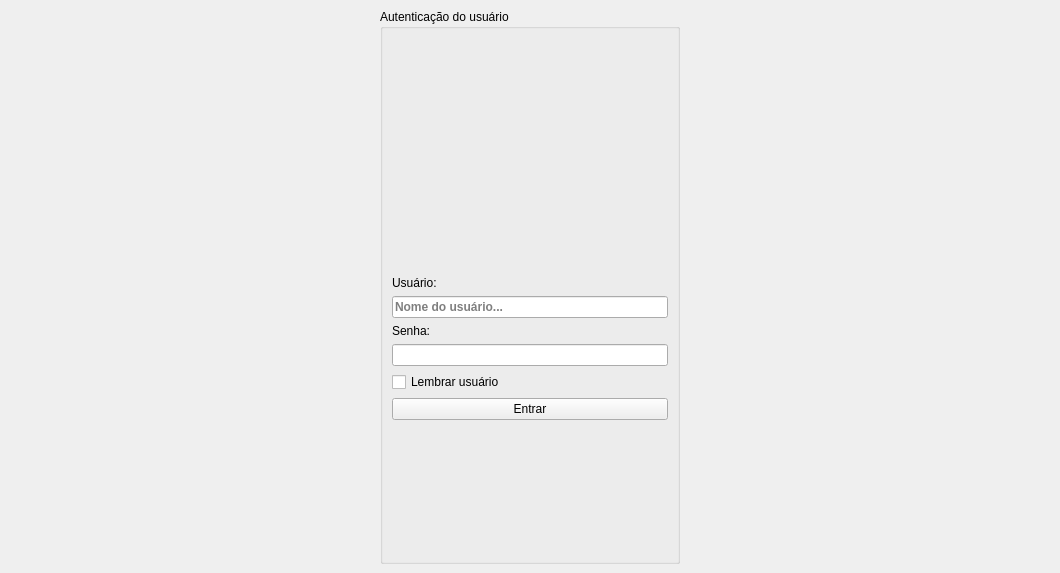
Before: the Qt Designer form login.ui in fallomermo/SeverinoToolKit, drawn with Qt 5.
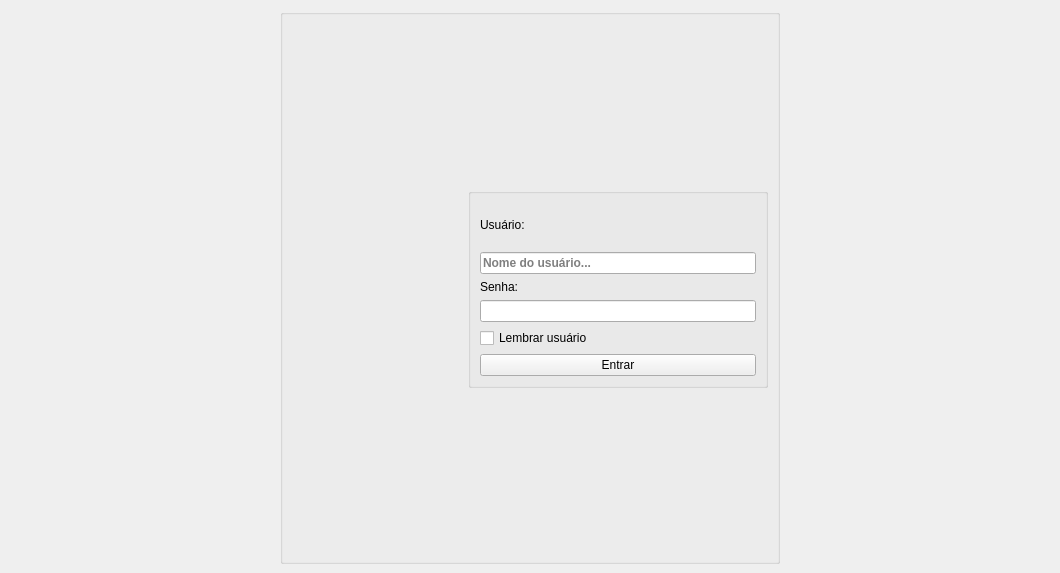
After: the same form once the commit is applied. Icons and pictures are not drawn.

What changed in the file:
```diff
--- a/login.ui
+++ b/login.ui
@@ -17,6 +17,1292 @@
    <iconset resource="thema.qrc">
     <normaloff>:/images/iconeSeverino.png</normaloff>:/images/iconeSeverino.png</iconset>
   </property>
+  <property name="styleSheet">
+   <string notr="true">/*
+ * Copyright (c) &lt;2017-2017&gt; &lt;Fábio Reis&gt;
+ *
+ * Permission is hereby granted, free of charge, to any person obtaining a copy
+ * of this software and associated documentation files (the &quot;Software&quot;), to deal
+ * in the Software without restriction, including without limitation the rights
+ * to use, copy, modify, merge, publish, distribute, sublicense, and/or sell
+ * copies of the Software, and to permit persons to whom the Software is
+ * furnished to do so, subject to the following conditions:
+
+ * The above copyright notice and this permission notice shall be included in
+ * all copies or substantial portions of the Software.
+
+ * THE SOFTWARE IS PROVIDED &quot;AS IS&quot;, WITHOUT WARRANTY OF ANY KIND, EXPRESS OR
+ * IMPLIED, INCLUDING BUT NOT LIMITED TO THE WARRANTIES OF MERCHANTABILITY,
+ * FITNESS FOR A PARTICULAR PURPOSE AND NONINFRINGEMENT. IN NO EVENT SHALL THE
+ * AUTHORS OR COPYRIGHT HOLDERS BE LIABLE FOR ANY CLAIM, DAMAGES OR OTHER
+ * LIABILITY, WHETHER IN AN ACTION OF CONTRACT, TORT OR OTHERWISE, ARISING FROM,
+ * OUT OF OR IN CONNECTION WITH THE SOFTWARE OR THE USE OR OTHER DEALINGS IN
+ * THE SOFTWARE. 
+ */
+
+#widgetPrincipal
+{
+    background-image: url(:/images/backgroundLogin.jpg);
+}
+
+#framePanel
+{
+    background-image: url(:/images/backgroundPanel.jpg);
+}
+
+#groupBox_LoginPanel
+{
+    background: transparent;
+}
+
+QToolTip
+{
+    border: 1px solid #76797C;
+    background-color: rgb(90, 102, 117);
+    color: white;
+    padding: 5px;
+    opacity: 200;
+}
+
+QWidget
+{
+    color: #eff0f1;
+    background-color: #31363b;
+    selection-background-color:#3daee9;
+    selection-color: #eff0f1;
+    background-clip: border;
+    border-image: none;
+    border: 0px transparent black;
+    outline: 0;
+}
+
+QWidget:item:hover
+{
+    background-color: #18465d;
+    color: #eff0f1;
+}
+
+QWidget:item:selected
+{
+    background-color: #18465d;
+}
+
+QCheckBox
+{
+    spacing: 5px;
+    outline: none;
+    color: #eff0f1;
+    margin-bottom: 2px;
+}
+
+QCheckBox:disabled
+{
+    color: #76797C;
+}
+
+QCheckBox::indicator,
+QGroupBox::indicator
+{
+    width: 18px;
+    height: 18px;
+}
+QGroupBox::indicator
+{
+    margin-left: 2px;
+}
+
+QCheckBox::indicator:unchecked
+{
+    image: url(:/images/checkbox_unchecked.png);
+}
+
+QCheckBox::indicator:unchecked:hover,
+QCheckBox::indicator:unchecked:focus,
+QCheckBox::indicator:unchecked:pressed,
+QGroupBox::indicator:unchecked:hover,
+QGroupBox::indicator:unchecked:focus,
+QGroupBox::indicator:unchecked:pressed
+{
+  border: none;
+    image: url(:/images/checkbox_unchecked_focus.png);
+}
+
+QCheckBox::indicator:checked
+{
+    image: url(:/images/checkbox_checked.png);
+}
+
+QCheckBox::indicator:checked:hover,
+QCheckBox::indicator:checked:focus,
+QCheckBox::indicator:checked:pressed,
+QGroupBox::indicator:checked:hover,
+QGroupBox::indicator:checked:focus,
+QGroupBox::indicator:checked:pressed
+{
+    border: none;
+    image: url(:/images/checkbox_checked_focus.png);
+}
+
+
+QCheckBox::indicator:indeterminate
+{
+    image: url(:/images/checkbox_indeterminate.png);
+}
+
+QCheckBox::indicator:indeterminate:focus,
+QCheckBox::indicator:indeterminate:hover,
+QCheckBox::indicator:indeterminate:pressed
+{
+    image: url(:/images/checkbox_indeterminate_focus.png);
+}
+
+QCheckBox::indicator:checked:disabled,
+QGroupBox::indicator:checked:disabled
+{
+    image: url(:/images/checkbox_checked_disabled.png);
+}
+
+QCheckBox::indicator:unchecked:disabled,
+QGroupBox::indicator:unchecked:disabled
+{
+    image: url(:/images/checkbox_unchecked_disabled.png);
+}
+
+QRadioButton
+{
+    spacing: 5px;
+    outline: none;
+    color: #eff0f1;
+    margin-bottom: 2px;
+}
+
+QRadioButton:disabled
+{
+    color: #76797C;
+}
+QRadioButton::indicator
+{
+    width: 21px;
+    height: 21px;
+}
+
+QRadioButton::indicator:unchecked
+{
+    image: url(:/images/radio_unchecked.png);
+}
+
+
+QRadioButton::indicator:unchecked:hover,
+QRadioButton::indicator:unchecked:focus,
+QRadioButton::indicator:unchecked:pressed
+{
+    border: none;
+    outline: none;
+    image: url(:/images/radio_unchecked_focus.png);
+}
+
+QRadioButton::indicator:checked
+{
+    border: none;
+    outline: none;
+    image: url(:/images/radio_checked.png);
+}
+
+QRadioButton::indicator:checked:hover,
+QRadioButton::indicator:checked:focus,
+QRadioButton::indicator:checked:pressed
+{
+    border: none;
+    outline: none;
+    image: url(:/images/radio_checked_focus.png);
+}
+
+QRadioButton::indicator:checked:disabled
+{
+    outline: none;
+    image: url(:/images/radio_checked_disabled.png);
+}
+
+QRadioButton::indicator:unchecked:disabled
+{
+    image: url(:/images/radio_unchecked_disabled.png);
+}
+
+
+QMenuBar
+{
+    background-color: #31363b;
+    color: #eff0f1;
+}
+
+QMenuBar::item
+{
+    background: transparent;
+}
+
+QMenuBar::item:selected
+{
+    background: transparent;
+    border: 1px solid #76797C;
+}
+
+QMenuBar::item:pressed
+{
+    border: 1px solid #76797C;
+    background-color: #3daee9;
+    color: #eff0f1;
+    margin-bottom:-1px;
+    padding-bottom:1px;
+}
+
+QMenu
+{
+    border: 1px solid #76797C;
+    color: #eff0f1;
+    margin: 2px;
+}
+
+QMenu::icon
+{
+    margin: 5px;
+}
+
+QMenu::item
+{
+    padding: 5px 30px 5px 30px;
+    margin-left: 5px;
+    border: 1px solid transparent; /* reserve space for selection border */
+}
+
+QMenu::item:selected
+{
+    color: #eff0f1;
+}
+
+QMenu::separator {
+    height: 2px;
+    background: lightblue;
+    margin-left: 10px;
+    margin-right: 5px;
+}
+
+QMenu::indicator {
+    width: 18px;
+    height: 18px;
+}
+
+/* non-exclusive indicator = check box style indicator
+   (see QActionGroup::setExclusive) */
+QMenu::indicator:non-exclusive:unchecked {
+    image: url(:/images/checkbox_unchecked.png);
+}
+
+QMenu::indicator:non-exclusive:unchecked:selected {
+    image: url(:/images/checkbox_unchecked_disabled.png);
+}
+
+QMenu::indicator:non-exclusive:checked {
+    image: url(:/images/checkbox_checked.png);
+}
+
+QMenu::indicator:non-exclusive:checked:selected {
+    image: url(:/images/checkbox_checked_disabled.png);
+}
+
+/* exclusive indicator = radio button style indicator (see QActionGroup::setExclusive) */
+QMenu::indicator:exclusive:unchecked {
+    image: url(:/images/radio_unchecked.png);
+}
+
+QMenu::indicator:exclusive:unchecked:selected {
+    image: url(:/images/radio_unchecked_disabled.png);
+}
+
+QMenu::indicator:exclusive:checked {
+    image: url(:/images/radio_checked.png);
+}
+
+QMenu::indicator:exclusive:checked:selected {
+    image: url(:/images/radio_checked_disabled.png);
+}
+
+QMenu::right-arrow {
+    margin: 5px;
+    image: url(:/images/right_arrow.png)
+}
+
+
+QWidget:disabled
+{
+    color: #454545;
+    background-color: #31363b;
+}
+
+QAbstractItemView
+{
+    alternate-background-color: #31363b;
+    color: #eff0f1;
+    border: 1px solid 3A3939;
+    border-radius: 2px;
+}
+
+QWidget:focus, QMenuBar:focus
+{
+    border: 1px solid #3daee9;
+}
+
+QTabWidget:focus, QCheckBox:focus, QRadioButton:focus, QSlider:focus
+{
+    border: none;
+}
+
+QLineEdit
+{
+    background-color: #232629;
+    padding: 5px;
+    border-style: solid;
+    border: 1px solid #76797C;
+    border-radius: 2px;
+    color: #eff0f1;
+}
+
+QAbstractItemView QLineEdit
+{
+    padding: 0;
+}
+
+QGroupBox {
+    border:1px solid #76797C;
+    border-radius: 2px;
+    margin-top: 20px;
+}
+
+QGroupBox::title {
+    subcontrol-origin: margin;
+    subcontrol-position: top center;
+    padding-left: 10px;
+    padding-right: 10px;
+    padding-top: 10px;
+}
+
+QAbstractScrollArea
+{
+    border-radius: 2px;
+    border: 1px solid #76797C;
+    background-color: transparent;
+}
+
+QScrollBar:horizontal
+{
+    height: 15px;
+    margin: 3px 15px 3px 15px;
+    border: 1px transparent #2A2929;
+    border-radius: 4px;
+    background-color: #2A2929;
+}
+
+QScrollBar::handle:horizontal
+{
+    background-color: #605F5F;
+    min-width: 5px;
+    border-radius: 4px;
+}
+
+QScrollBar::add-line:horizontal
+{
+    margin: 0px 3px 0px 3px;
+    border-image: url(:/images/right_arrow_disabled.png);
+    width: 10px;
+    height: 10px;
+    subcontrol-position: right;
+    subcontrol-origin: margin;
+}
+
+QScrollBar::sub-line:horizontal
+{
+    margin: 0px 3px 0px 3px;
+    border-image: url(:/images/left_arrow_disabled.png);
+    height: 10px;
+    width: 10px;
+    subcontrol-position: left;
+    subcontrol-origin: margin;
+}
+
+QScrollBar::add-line:horizontal:hover,QScrollBar::add-line:horizontal:on
+{
+    border-image: url(:/images/right_arrow.png);
+    height: 10px;
+    width: 10px;
+    subcontrol-position: right;
+    subcontrol-origin: margin;
+}
+
+
+QScrollBar::sub-line:horizontal:hover, QScrollBar::sub-line:horizontal:on
+{
+    border-image: url(:/images/left_arrow.png);
+    height: 10px;
+    width: 10px;
+    subcontrol-position: left;
+    subcontrol-origin: margin;
+}
+
+QScrollBar::up-arrow:horizontal, QScrollBar::down-arrow:horizontal
+{
+    background: none;
+}
+
+
+QScrollBar::add-page:horizontal, QScrollBar::sub-page:horizontal
+{
+    background: none;
+}
+
+QScrollBar:vertical
+{
+    background-color: #2A2929;
+    width: 15px;
+    margin: 15px 3px 15px 3px;
+    border: 1px transparent #2A2929;
+    border-radius: 4px;
+}
+
+QScrollBar::handle:vertical
+{
+    background-color: #605F5F;
+    min-height: 5px;
+    border-radius: 4px;
+}
+
+QScrollBar::sub-line:vertical
+{
+    margin: 3px 0px 3px 0px;
+    border-image: url(:/images/up_arrow_disabled.png);
+    height: 10px;
+    width: 10px;
+    subcontrol-position: top;
+    subcontrol-origin: margin;
+}
+
+QScrollBar::add-line:vertical
+{
+    margin: 3px 0px 3px 0px;
+    border-image: url(:/images/down_arrow_disabled.png);
+    height: 10px;
+    width: 10px;
+    subcontrol-position: bottom;
+    subcontrol-origin: margin;
+}
+
+QScrollBar::sub-line:vertical:hover,QScrollBar::sub-line:vertical:on
+{
+
+    border-image: url(:/images/up_arrow.png);
+    height: 10px;
+    width: 10px;
+    subcontrol-position: top;
+    subcontrol-origin: margin;
+}
+
+
+QScrollBar::add-line:vertical:hover, QScrollBar::add-line:vertical:on
+{
+    border-image: url(:/images/down_arrow.png);
+    height: 10px;
+    width: 10px;
+    subcontrol-position: bottom;
+    subcontrol-origin: margin;
+}
+
+QScrollBar::up-arrow:vertical, QScrollBar::down-arrow:vertical
+{
+    background: none;
+}
+
+
+QScrollBar::add-page:vertical, QScrollBar::sub-page:vertical
+{
+    background: none;
+}
+
+QTextEdit
+{
+    background-color: #232629;
+    color: #eff0f1;
+    border: 1px solid #76797C;
+}
+
+QPlainTextEdit
+{
+    background-color: #232629;
+    color: #eff0f1;
+    border-radius: 2px;
+    border: 1px solid #76797C;
+}
+
+QHeaderView::section
+{
+    background-color: #76797C;
+    color: #eff0f1;
+    padding: 5px;
+    border: 1px solid #76797C;
+}
+
+QSizeGrip {
+    image: url(:/images/sizegrip.png);
+    width: 12px;
+    height: 12px;
+}
+
+
+QMainWindow::separator
+{
+    background-color: #31363b;
+    color: white;
+    padding-left: 4px;
+    spacing: 2px;
+    border: 1px dashed #76797C;
+}
+
+QMainWindow::separator:hover
+{
+
+    background-color: #787876;
+    color: white;
+    padding-left: 4px;
+    border: 1px solid #76797C;
+    spacing: 2px;
+}
+
+
+QMenu::separator
+{
+    height: 1px;
+    background-color: #76797C;
+    color: white;
+    padding-left: 4px;
+    margin-left: 10px;
+    margin-right: 5px;
+}
+
+
+QFrame
+{
+    border-radius: 2px;
+    border: 1px solid #76797C;
+}
+
+QFrame[frameShape=&quot;0&quot;]
+{
+    border-radius: 2px;
+    border: 1px transparent #76797C;
+}
+
+QStackedWidget
+{
+    border: 1px transparent black;
+}
+
+QToolBar {
+    border: 1px transparent #393838;
+    background: 1px solid #31363b;
+    font-weight: bold;
+}
+
+QToolBar::handle:horizontal {
+    image: url(:/images/Hmovetoolbar.png);
+}
+QToolBar::handle:vertical {
+    image: url(:/images/Vmovetoolbar.png);
+}
+QToolBar::separator:horizontal {
+    image: url(:/images/Hsepartoolbar.png);
+}
+QToolBar::separator:vertical {
+    image: url(:/images/Vsepartoolbar.png);
+}
+QToolButton#qt_toolbar_ext_button {
+    background: #58595a
+}
+
+QPushButton
+{
+    color: #eff0f1;
+    min-width: 100;
+    background-color: #31363b;
+    border-width: 1px;
+    border-color: #76797C;
+    border-style: solid;
+    padding: 5px;
+    border-radius: 2px;
+    outline: none;
+}
+
+QPushButton:disabled
+{
+    background-color: #31363b;
+    border-width: 1px;
+    border-color: #454545;
+    border-style: solid;
+    padding-top: 5px;
+    padding-bottom: 5px;
+    padding-left: 10px;
+    padding-right: 10px;
+    border-radius: 2px;
+    color: #454545;
+}
+
+QPushButton:focus {
+    background-color: #3daee9;
+    color: white;
+}
+
+QPushButton:pressed
+{
+    background-color: #3daee9;
+    padding-top: -15px;
+    padding-bottom: -17px;
+}
+
+QComboBox
+{
+    selection-background-color: #3daee9;
+    border-style: solid;
+    border: 1px solid #76797C;
+    border-radius: 2px;
+    padding: 5px;
+    min-width: 75px;
+}
+
+QPushButton:checked{
+    background-color: #76797C;
+    border-color: #6A6969;
+}
+
+QComboBox:hover,QPushButton:hover,QAbstractSpinBox:hover,QLineEdit:hover,QTextEdit:hover,QPlainTextEdit:hover,QAbstractView:hover,QTreeView:hover
+{
+    border: 1px solid #3daee9;
+    color: #eff0f1;
+}
+
+QComboBox:on
+{
+    padding-top: 3px;
+    padding-left: 4px;
+    selection-background-color: #4a4a4a;
+}
+
+QComboBox QAbstractItemView
+{
+    background-color: #232629;
+    border-radius: 2px;
+    border: 1px solid #76797C;
+    selection-background-color: #18465d;
+}
+
+QComboBox::drop-down
+{
+    subcontrol-origin: padding;
+    subcontrol-position: top right;
+    width: 15px;
+
+    border-left-width: 0px;
+    border-left-color: darkgray;
+    border-left-style: solid;
+    border-top-right-radius: 3px;
+    border-bottom-right-radius: 3px;
+}
+
+QComboBox::down-arrow
+{
+    image: url(:/images/down_arrow_disabled.png);
+}
+
+QComboBox::down-arrow:on, QComboBox::down-arrow:hover,
+QComboBox::down-arrow:focus
+{
+    image: url(:/images/down_arrow.png);
+}
+
+QAbstractSpinBox {
+    padding: 5px;
+    border: 1px solid #76797C;
+    background-color: #232629;
+    color: #eff0f1;
+    border-radius: 2px;
+    min-width: 75px;
+}
+
+QAbstractSpinBox:up-button
+{
+    background-color: transparent;
+    subcontrol-origin: border;
+    subcontrol-position: center right;
+}
+
+QAbstractSpinBox:down-button
+{
+    background-color: transparent;
+    subcontrol-origin: border;
+    subcontrol-position: center left;
+}
+
+QAbstractSpinBox::up-arrow,QAbstractSpinBox::up-arrow:disabled,QAbstractSpinBox::up-arrow:off {
+    image: url(:/images/up_arrow_disabled.png);
+    width: 10px;
+    height: 10px;
+}
+QAbstractSpinBox::up-arrow:hover
+{
+    image: url(:/images/up_arrow.png);
+}
+
+
+QAbstractSpinBox::down-arrow,QAbstractSpinBox::down-arrow:disabled,QAbstractSpinBox::down-arrow:off
+{
+    image: url(:/images/down_arrow_disabled.png);
+    width: 10px;
+    height: 10px;
+}
+QAbstractSpinBox::down-arrow:hover
+{
+    image: url(:/images/down_arrow.png);
+}
+
+
+QLabel
+{
+    border: 0px solid black;
+}
+
+QTabWidget{
+    border: 0px transparent black;
+}
+
+QTabWidget::pane {
+    border: 1px solid #76797C;
+    padding: 5px;
+    margin: 0px;
+}
+
+QTabWidget::tab-bar {
+    left: 5px; /* move to the right by 5px */
+}
+
+QTabBar
+{
+    qproperty-drawBase: 0;
+    border-radius: 3px;
+}
+
+QTabBar:focus
+{
+    border: 0px transparent black;
+}
+
+QTabBar::close-button  {
+    image: url(:/images/close.png);
+    background: transparent;
+}
+
+QTabBar::close-button:hover
+{
+    image: url(:/images/close-hover.png);
+    background: transparent;
+}
+
+QTabBar::close-button:pressed {
+    image: url(:/images/close-pressed.png);
+    background: transparent;
+}
+
+/* TOP TABS */
+QTabBar::tab:top {
+    color: #eff0f1;
+    border: 1px solid #76797C;
+    border-bottom: 1px transparent black;
+    background-color: #31363b;
+    padding: 5px;
+    min-width: 50px;
+    border-top-left-radius: 2px;
+    border-top-right-radius: 2px;
+}
+
+QTabBar::tab:top:!selected
+{
+    color: #eff0f1;
+    background-color: #54575B;
+    border: 1px solid #76797C;
+    border-bottom: 1px transparent black;
+    border-top-left-radius: 2px;
+    border-top-right-radius: 2px;    
+}
+
+QTabBar::tab:top:!selected:hover {
+    background-color: #3daee9;
+}
+
+/* BOTTOM TABS */
+QTabBar::tab:bottom {
+    color: #eff0f1;
+    border: 1px solid #76797C;
+    border-top: 1px transparent black;
+    background-color: #31363b;
+    padding: 5px;
+    border-bottom-left-radius: 2px;
+    border-bottom-right-radius: 2px;
+    min-width: 50px;
+}
+
+QTabBar::tab:bottom:!selected
+{
+    color: #eff0f1;
+    background-color: #54575B;
+    border: 1px solid #76797C;
+    border-top: 1px transparent black;
+    border-bottom-left-radius: 2px;
+    border-bottom-right-radius: 2px;
+}
+
+QTabBar::tab:bottom:!selected:hover {
+    background-color: #3daee9;
+}
+
+/* LEFT TABS */
+QTabBar::tab:left {
+    color: #eff0f1;
+    border: 1px solid #76797C;
+    border-left: 1px transparent black;
+    background-color: #31363b;
+    padding: 5px;
+    border-top-right-radius: 2px;
+    border-bottom-right-radius: 2px;
+    min-height: 50px;
+}
+
+QTabBar::tab:left:!selected
+{
+    color: #eff0f1;
+    background-color: #54575B;
+    border: 1px solid #76797C;
+    border-left: 1px transparent black;
+    border-top-right-radius: 2px;
+    border-bottom-right-radius: 2px;
+}
+
+QTabBar::tab:left:!selected:hover {
+    background-color: #3daee9;
+}
+
+
+/* RIGHT TABS */
+QTabBar::tab:right {
+    color: #eff0f1;
+    border: 1px solid #76797C;
+    border-right: 1px transparent black;
+    background-color: #31363b;
+    padding: 5px;
+    border-top-left-radius: 2px;
+    border-bottom-left-radius: 2px;
+    min-height: 50px;
+}
+
+QTabBar::tab:right:!selected
+{
+    color: #eff0f1;
+    background-color: #54575B;
+    border: 1px solid #76797C;
+    border-right: 1px transparent black;
+    border-top-left-radius: 2px;
+    border-bottom-left-radius: 2px;
+}
+
+QTabBar::tab:right:!selected:hover {
+    background-color: #3daee9;
+}
+
+QTabBar QToolButton::right-arrow:enabled {
+     image: url(:/images/right_arrow.png);
+ }
+
+ QTabBar QToolButton::left-arrow:enabled {
+     image: url(:/images/left_arrow.png);
+ }
+
+QTabBar QToolButton::right-arrow:disabled {
+     image: url(:/images/right_arrow_disabled.png);
+ }
+
+ QTabBar QToolButton::left-arrow:disabled {
+     image: url(:/images/left_arrow_disabled.png);
+ }
+
+
+QDockWidget {
+    background: #31363b;
+    border: 1px solid #403F3F;
+    titlebar-close-icon: url(:/images/close.png);
+    titlebar-normal-icon: url(:/images/undock.png);
+}
+
+QDockWidget::close-button, QDockWidget::float-button {
+    border: 1px solid transparent;
+    border-radius: 2px;
+    background: transparent;
+}
+
+QDockWidget::close-button:hover, QDockWidget::float-button:hover {
+    background: rgba(255, 255, 255, 10);
+}
+
+QDockWidget::close-button:pressed, QDockWidget::float-button:pressed {
+    padding: 1px -1px -1px 1px;
+    background: rgba(255, 255, 255, 10);
+}
+
+QTreeView, QListView
+{
+    border: 1px solid #76797C;
+    background-color: #232629;
+}
+
+QTreeView:branch:selected, QTreeView:branch:hover
+{
+    background: url(:/images/transparent.png);
+}
+
+QTreeView::branch:has-siblings:!adjoins-item {
+    border-image: url(:/images/transparent.png);
+}
+
+QTreeView::branch:has-siblings:adjoins-item {
+    border-image: url(:/images/transparent.png);
+}
+
+QTreeView::branch:!has-children:!has-siblings:adjoins-item {
+    border-image: url(:/images/transparent.png);
+}
+
+QTreeView::branch:has-children:!has-siblings:closed,
+QTreeView::branch:closed:has-children:has-siblings {
+    image: url(:/images/branch_closed.png);
+}
+
+QTreeView::branch:open:has-children:!has-siblings,
+QTreeView::branch:open:has-children:has-siblings  {
+    image: url(:/images/branch_open.png);
+}
+
+QTreeView::branch:has-children:!has-siblings:closed:hover,
+QTreeView::branch:closed:has-children:has-siblings:hover {
+    image: url(:/images/branch_closed-on.png);
+    }
+
+QTreeView::branch:open:has-children:!has-siblings:hover,
+QTreeView::branch:open:has-children:has-siblings:hover  {
+    image: url(:/images/branch_open-on.png);
+    }
+
+QListView::item:!selected:hover, QTreeView::item:!selected:hover  {
+    background: #18465d;
+    outline: 0;
+    color: #eff0f1
+}
+
+QListView::item:selected:hover, QTreeView::item:selected:hover  {
+    background: #287399;
+    color: #eff0f1;
+}
+
+QSlider::groove:horizontal {
+    border: 1px solid #565a5e;
+    height: 4px;
+    background: #565a5e;
+    margin: 0px;
+    border-radius: 2px;
+}
+
+QSlider::handle:horizontal {
+    background: #232629;
+    border: 1px solid #565a5e;
+    width: 16px;
+    height: 16px;
+    margin: -8px 0;
+    border-radius: 9px;
+}
+
+QSlider::groove:vertical {
+    border: 1px solid #565a5e;
+    width: 4px;
+    background: #565a5e;
+    margin: 0px;
+    border-radius: 3px;
+}
+
+QSlider::handle:vertical {
+    background: #232629;
+    border: 1px solid #565a5e;
+    width: 16px;
+    height: 16px;
+    margin: 0 -8px;
+    border-radius: 9px;
+}
+
+QToolButton {
+    background-color: transparent;
+    border: 1px transparent #76797C;
+    border-radius: 2px;
+    margin: 3px;
+    padding: 5px;
+}
+
+QToolButton[popupMode=&quot;1&quot;] { /* only for MenuButtonPopup */
+ padding-right: 20px; /* make way for the popup button */
+ border: 1px #76797C;
+ border-radius: 5px;
+}
+
+QToolButton[popupMode=&quot;2&quot;] { /* only for InstantPopup */
+ padding-right: 10px; /* make way for the popup button */
+ border: 1px #76797C;
+}
+
+
+QToolButton:hover, QToolButton::menu-button:hover {
+    background-color: transparent;
+    border: 1px solid #3daee9;
+    padding: 5px;
+}
+
+QToolButton:checked, QToolButton:pressed,
+        QToolButton::menu-button:pressed {
+    background-color: #3daee9;
+    border: 1px solid #3daee9;
+    padding: 5px;
+}
+
+/* the subcontrol below is used only in the InstantPopup or DelayedPopup mode */
+QToolButton::menu-indicator {
+    image: url(:/images/down_arrow.png);
+    top: -7px; left: -2px; /* shift it a bit */
+}
+
+/* the subcontrols below are used only in the MenuButtonPopup mode */
+QToolButton::menu-button {
+    border: 1px transparent #76797C;
+    border-top-right-radius: 6px;
+    border-bottom-right-radius: 6px;
+    /* 16px width + 4px for border = 20px allocated above */
+    width: 16px;
+    outline: none;
+}
+
+QToolButton::menu-arrow {
+    image: url(:/images/down_arrow.png);
+}
+
+QToolButton::menu-arrow:open {
+    border: 1px solid #76797C;
+}
+
+QPushButton::menu-indicator  {
+    subcontrol-origin: padding;
+    subcontrol-position: bottom right;
+    left: 8px;
+}
+
+QTableView
+{
+    border: 1px solid #76797C;
+    gridline-color: #31363b;
+    background-color: #232629;
+}
+
+
+QTableView, QHeaderView
+{
+    border-radius: 0px;
+}
+
+QTableView::item:pressed, QListView::item:pressed, QTreeView::item:pressed  {
+    background: #18465d;
+    color: #eff0f1;
+}
+
+QTableView::item:selected:active, QTreeView::item:selected:active, QListView::item:selected:active  {
+    background: #287399;
+    color: #eff0f1;
+}
+
+
+QHeaderView
+{
+    background-color: #31363b;
+    border: 1px transparent;
+    border-radius: 0px;
+    margin: 0px;
+    padding: 0px;
+
+}
+
+QHeaderView::section  {
+    background-color: #31363b;
+    color: #eff0f1;
+    padding: 5px;
+    border: 1px solid #76797C;
+    border-radius: 0px;
+    text-align: center;
+}
+
+QHeaderView::section::vertical::first, QHeaderView::section::vertical::only-one
+{
+    border-top: 1px solid #76797C;
+}
+
+QHeaderView::section::vertical
+{
+    border-top: transparent;
+}
+
+QHeaderView::section::horizontal::first, QHeaderView::section::horizontal::only-one
+{
+    border-left: 1px solid #76797C;
+}
+
+QHeaderView::section::horizontal
+{
+    border-left: transparent;
+}
+
+
+QHeaderView::section:checked
+ {
+    color: white;
+    background-color: #334e5e;
+ }
+
+ /* style the sort indicator */
+QHeaderView::down-arrow {
+    image: url(:/images/down_arrow.png);
+}
+
+QHeaderView::up-arrow {
+    image: url(:/images/up_arrow.png);
+}
+
+
+QTableCornerButton::section {
+    background-color: #31363b;
+    border: 1px transparent #76797C;
+    border-radius: 0px;
+}
+
+QToolBox  {
+    padding: 5px;
+    border: 1px transparent black;
+}
+
+QToolBox::tab {
+    color: #eff0f1;
+    background-color: #31363b;
+    border: 1px solid #76797C;
+    border-bottom: 1px transparent #31363b;
+    border-top-left-radius: 5px;
+    border-top-right-radius: 5px;
+}
+
+QToolBox::tab:selected { /* italicize selected tabs */
+    font: italic;
+    background-color: #31363b;
+    border-color: #3daee9;
+ }
+
+QStatusBar::item {
+    border: 0px transparent dark;
+ }
+
+
+QFrame[height=&quot;3&quot;], QFrame[width=&quot;3&quot;] {
+    background-color: #76797C;
+}
+
+
+QSplitter::handle {
+    border: 1px dashed #76797C;
+}
+
+QSplitter::handle:hover {
+    background-color: #787876;
+    border: 1px solid #76797C;
+}
+
+QSplitter::handle:horizontal {
+    width: 1px;
+}
+
+QSplitter::handle:vertical {
+    height: 1px;
+}
+
+QProgressBar {
+    border: 1px solid #76797C;
+    border-radius: 5px;
+    text-align: center;
+}
+
+QProgressBar::chunk {
+    background-color: #05B8CC;
+}
+
+QDateEdit
+{
+    selection-background-color: #3daee9;
+    border-style: solid;
+    border: 1px solid #3375A3;
+    border-radius: 2px;
+    padding: 5px;
+    min-width: 75px;
+}
+
+QDateEdit:on
+{
+    padding-top: 3px;
+    padding-left: 4px;
+    selection-background-color: #4a4a4a;
+}
+
+QDateEdit QAbstractItemView
+{
+    background-color: #232629;
+    border-radius: 2px;
+    border: 1px solid #3375A3;
+    selection-background-color: #3daee9;
+}
+
+QDateEdit::drop-down
+{
+    subcontrol-origin: padding;
+    subcontrol-position: top right;
+    width: 15px;
+    border-left-width: 0px;
+    border-left-color: darkgray;
+    border-left-style: solid;
+    border-top-right-radius: 3px;
+    border-bottom-right-radius: 3px;
+}
+
+QDateEdit::down-arrow
+{
+    image: url(:/images/down_arrow_disabled.png);
+}
+
+QDateEdit::down-arrow:on, QDateEdit::down-arrow:hover,
+QDateEdit::down-arrow:focus
+{
+    image: url(:/images/down_arrow.png);
+}
+</string>
+  </property>
   <layout class="QVBoxLayout" name="verticalLayout_3">
    <property name="spacing">
     <number>0</number>
@@ -40,27 +1326,14 @@
        <widget class="QGroupBox" name="groupBox_Login">
         <property name="maximumSize">
          <size>
-          <width>300</width>
+          <width>500</width>
           <height>16777215</height>
          </size>
         </property>
         <property name="title">
-         <string>Autenticação do usuário</string>
+         <string/>
         </property>
-        <layout class="QVBoxLayout" name="verticalLayout_2">
-         <item>
-          <spacer name="verticalSpacer_Topo">
-           <property name="orientation">
-            <enum>Qt::Vertical</enum>
-           </property>
-           <property name="sizeHint" stdset="0">
-            <size>
-             <width>20</width>
-             <height>40</height>
-            </size>
-           </property>
-          </spacer>
-         </item>
+        <layout class="QHBoxLayout" name="horizontalLayout_2">
          <item>
           <widget class="QLabel" name="campoAvatar">
            <property name="minimumSize">
@@ -88,78 +1361,83 @@
           </widget>
          </item>
          <item>
-          <widget class="QLabel" name="label_Usuario">
-           <property name="text">
-            <string>Usuário:</string>
-           </property>
-          </widget>
-         </item>
-         <item>
-          <layout class="QVBoxLayout" name="verticalLayout">
-           <item>
-            <widget class="QLineEdit" name="campoUsuario">
-             <property name="font">
-              <font>
-               <weight>75</weight>
-               <bold>true</bold>
-              </font>
-             </property>
-             <property name="placeholderText">
-              <string>Nome do usuário...</string>
-             </property>
-             <property name="clearButtonEnabled">
-              <bool>true</bool>
-             </property>
-            </widget>
-           </item>
-           <item>
-            <widget class="QLabel" name="label_Senha">
-             <property name="text">
-              <string>Senha:</string>
-             </property>
-            </widget>
-           </item>
-           <item>
-            <widget class="QLineEdit" name="campoSenha">
-             <property name="font">
-              <font>
-               <weight>75</weight>
-               <bold>true</bold>
-              </font>
-             </property>
-             <property name="echoMode">
-              <enum>QLineEdit::Password</enum>
-             </property>
-            </widget>
-           </item>
-           <item>
-            <widget class="QCheckBox" name="checkBox">
-             <property name="text">
-              <string>Lembrar usuário</string>
-             </property>
-            </widget>
-           </item>
-           <item>
-            <widget class="QPushButton" name="botaoEntrar">
-             <property name="text">
-              <string>Entrar</string>
-             </property>
-            </widget>
-           </item>
-          </layout>
-         </item>
-         <item>
-          <spacer name="verticalSpacer_Base">
-           <property name="orientation">
-            <enum>Qt::Vertical</enum>
-           </property>
-           <property name="sizeHint" stdset="0">
+          <widget class="QGroupBox" name="groupBox_Autenticacao">
+           <property name="maximumSize">
             <size>
-             <width>20</width>
-             <height>40</height>
+             <width>300</width>
+             <height>200</height>
             </size>
            </property>
-          </spacer>
+           <property name="title">
+            <string/>
+           </property>
+           <layout class="QVBoxLayout" name="verticalLayout_2">
+            <item>
+             <widget class="QLabel" name="label_Usuario">
+              <property name="text">
+               <string>Usuário:</string>
+              </property>
+             </widget>
+            </item>
+            <item>
+             <layout class="QVBoxLayout" name="verticalLayout">
+              <item>
+               <widget class="QLineEdit" name="campoUsuario">
+                <property name="font">
+                 <font>
+                  <weight>75</weight>
+                  <bold>true</bold>
+                 </font>
+                </property>
+                <property name="placeholderText">
+                 <string>Nome do usuário...</string>
+                </property>
+                <property name="clearButtonEnabled">
+                 <bool>true</bool>
+                </property>
+               </widget>
+              </item>
+              <item>
+               <widget class="QLabel" name="label_Senha">
+                <property name="text">
+                 <string>Senha:</string>
+                </property>
+               </widget>
+              </item>
+              <item>
+               <widget class="QLineEdit" name="campoSenha">
+                <property name="font">
+                 <font>
+                  <weight>75</weight>
+                  <bold>true</bold>
+                 </font>
+                </property>
+                <property name="echoMode">
+                 <enum>QLineEdit::Password</enum>
+                </property>
+               </widget>
+              </item>
+              <item>
+               <widget class="QCheckBox" name="checkBox">
+                <property name="toolTip">
+                 <string>&lt;html&gt;&lt;head/&gt;&lt;body&gt;&lt;p&gt;Será implementado na versão &lt;span style=&quot; font-weight:600;&quot;&gt;2.2&lt;/span&gt;. Thank's. &lt;img src=&quot;:/images/clock-circular-outline.png&quot;/&gt;&lt;/p&gt;&lt;/body&gt;&lt;/html&gt;</string>
+                </property>
+                <property name="text">
+                 <string>Lembrar usuário</string>
+                </property>
+               </widget>
+              </item>
+              <item>
+               <widget class="QPushButton" name="botaoEntrar">
+                <property name="text">
+                 <string>Entrar</string>
+                </property>
+               </widget>
+              </item>
+             </layout>
+            </item>
+           </layout>
+          </widget>
          </item>
         </layout>
        </widget>
```
Left out of the diff: 7 changed lines with no effect on the pictures.
